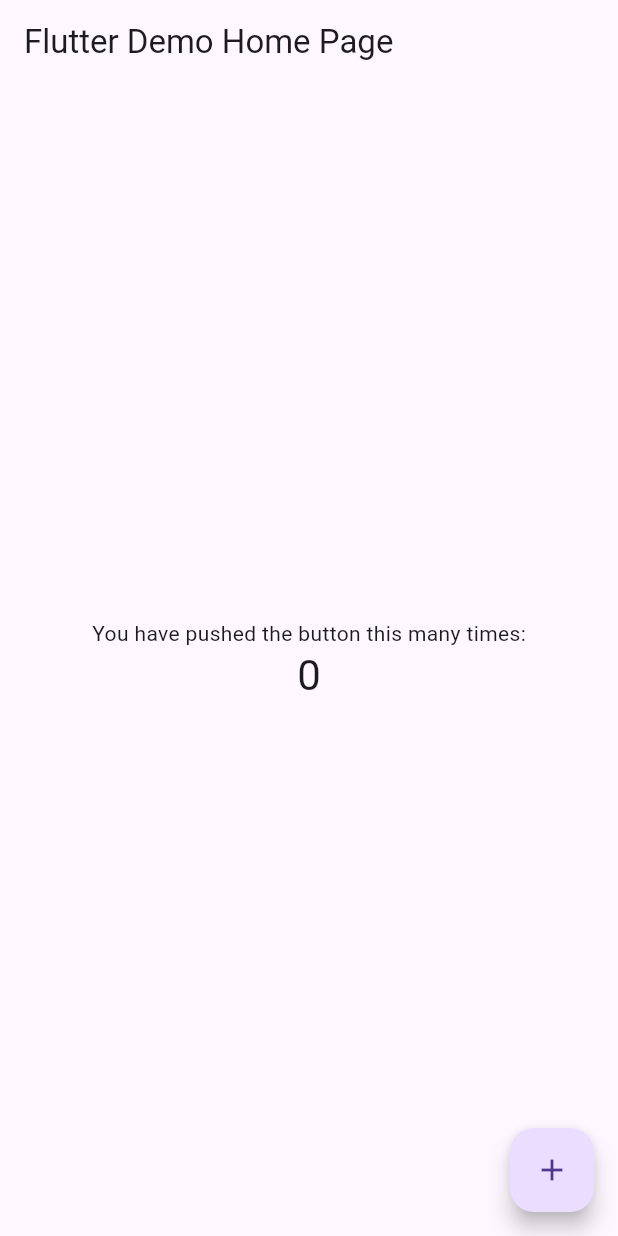
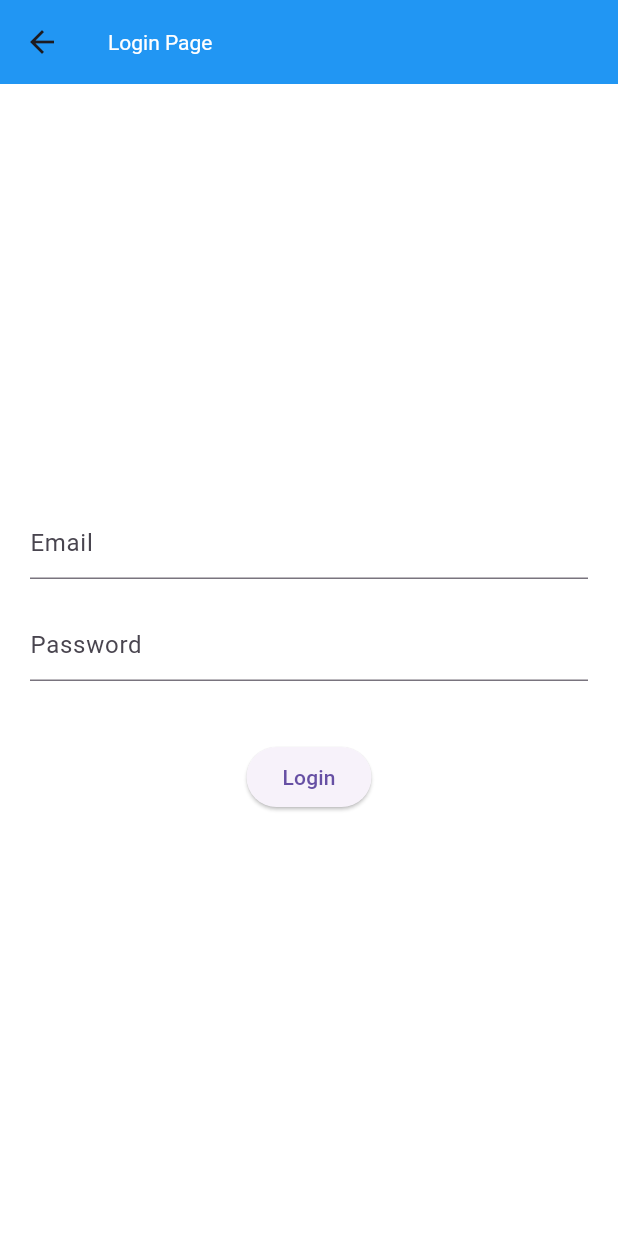
Before and after one commit to ajith0308/Ai-Bot, a Flutter app: the screen it shows after launch, on a phone screen of 412 x 824 dp. Run offline on Flutter 3.47's test engine with Material 3 defaults, Android fonts, the light colour scheme and no system bars; our stand-ins replace get.

Commit message:
login commit

```diff
--- /dev/null
+++ b/lib/login/const/apppath.dart
@@ -0,0 +1,3 @@
+class Routes {
+  static const login = '/login';
+}
--- /dev/null
+++ b/lib/login/loginbinding.dart
@@ -0,0 +1,9 @@
+import 'package:get/get.dart';
+import 'logincontroller.dart';
+
+class LoginBinding extends Bindings {
+  @override
+  void dependencies() {
+    Get.lazyPut<AuthController>(() => AuthController());
+  }
+}
--- /dev/null
+++ b/lib/login/logincontroller.dart
@@ -0,0 +1,21 @@
+import 'package:flutter/material.dart';
+import 'package:get/get.dart';
+
+class AuthController extends GetxController {
+  final RxBool isLoggedIn = false.obs;
+  final emailController = TextEditingController();
+  final passwordController = TextEditingController();
+
+  void login() async {
+    // Implement your authentication logic here (e.g., API call)
+    // Example:
+    if (emailController.text == 'test@example.com' &&
+        passwordController.text == 'password') {
+      isLoggedIn.value = true;
+      // Navigate to the home screen or another relevant page
+    } else {
+      // Show an error message
+      Get.snackbar('Error', 'Invalid credentials');
+    }
+  }
+}
--- /dev/null
+++ b/lib/login/loginview.dart
@@ -0,0 +1,38 @@
+import 'package:flutter/material.dart';
+import 'package:get/get.dart';
+import 'logincontroller.dart';
+class LoginPage extends StatelessWidget {
+  final authController = Get.put(AuthController());
+
+  @override
+  Widget build(BuildContext context) {
+    return Scaffold(
+      appBar: AppBar(
+        title: Text('Login Page'),
+      ),
+      body: Padding(
+        padding: const EdgeInsets.all(20.0),
+        child: Column(
+          mainAxisAlignment: MainAxisAlignment.center,
+          children: [
+            TextField(
+              controller: authController.emailController,
+              decoration: InputDecoration(hintText: 'Email'),
+            ),
+            SizedBox(height: 20),
+            TextField(
+              controller: authController.passwordController,
+              obscureText: true,
+              decoration: InputDecoration(hintText: 'Password'),
+            ),
+            SizedBox(height: 40),
+            ElevatedButton(
+              onPressed: authController.login,
+              child: Text('Login'),
+            ),
+          ],
+        ),
+      ),
+    );
+  }
+}
--- /dev/null
+++ b/lib/login/rute.dart
@@ -0,0 +1,19 @@
+import 'package:get/get.dart';
+import 'const/apppath.dart';
+import 'loginbinding.dart';
+import 'loginview.dart';
+
+class AppRoutes {
+  // Initial route
+  static const initialRoute = Routes.login;
+
+  // Named Routes
+  static const String login = '/login';
+  static const String home = '/home';
+
+  // GetPages for routing
+  static List<GetPage> getPages = [
+    GetPage(name: login, page: () => LoginPage(), binding: LoginBinding()),
+    // Add your home page route
+  ];
+}
--- a/lib/main.dart
+++ b/lib/main.dart
@@ -1,115 +1,29 @@
 import 'package:flutter/material.dart';
+import 'package:get/get.dart';
+
+import 'login/loginview.dart';
+import 'login/rute.dart';
 
 void main() {
-  runApp(const MyApp());
+  runApp(MyApp());
 }
 
 class MyApp extends StatelessWidget {
-  const MyApp({Key? key}) : super(key: key);
-
-  // This widget is the root of your application.
   @override
   Widget build(BuildContext context) {
-    return MaterialApp(
-      title: 'Flutter Demo',
-      theme: ThemeData(
-        // This is the theme of your application.
-        //
-        // Try running your application with "flutter run". You'll see the
-        // application has a blue toolbar. Then, without quitting the app, try
-        // changing the primarySwatch below to Colors.green and then invoke
-        // "hot reload" (press "r" in the console where you ran "flutter run",
-        // or simply save your changes to "hot reload" in a Flutter IDE).
-        // Notice that the counter didn't reset back to zero; the application
-        // is not restarted.
-        primarySwatch: Colors.blue,
-      ),
-      home: const MyHomePage(title: 'Flutter Demo Home Page'),
-    );
+    return GetMaterialApp(
+        title: 'Login with GetX',
+        theme: ThemeData(
+          brightness: Brightness.light, // Set the overall brightness
+          scaffoldBackgroundColor: Colors.white, // Background for scaffolds
+          appBarTheme: AppBarTheme(
+            backgroundColor: Colors.blue,
+            titleTextStyle: TextStyle(color: Colors.white),
+          ),
+        ),
+        initialRoute: AppRoutes.initialRoute,
+        getPages: AppRoutes.getPages,
+        home: LoginPage(),
+        debugShowCheckedModeBanner: false);
   }
 }
-
-class MyHomePage extends StatefulWidget {
-  const MyHomePage({Key? key, required this.title}) : super(key: key);
-
-  // This widget is the home page of your application. It is stateful, meaning
-  // that it has a State object (defined below) that contains fields that affect
-  // how it looks.
-
-  // This class is the configuration for the state. It holds the values (in this
-  // case the title) provided by the parent (in this case the App widget) and
-  // used by the build method of the State. Fields in a Widget subclass are
-  // always marked "final".
-
-  final String title;
-
-  @override
-  State<MyHomePage> createState() => _MyHomePageState();
-}
-
-class _MyHomePageState extends State<MyHomePage> {
-  int _counter = 0;
-
-  void _incrementCounter() {
-    setState(() {
-      // This call to setState tells the Flutter framework that something has
-      // changed in this State, which causes it to rerun the build method below
-      // so that the display can reflect the updated values. If we changed
-      // _counter without calling setState(), then the build method would not be
-      // called again, and so nothing would appear to happen.
-      _counter++;
-    });
-  }
-
-  @override
-  Widget build(BuildContext context) {
-    // This method is rerun every time setState is called, for instance as done
-    // by the _incrementCounter method above.
-    //
-    // The Flutter framework has been optimized to make rerunning build methods
-    // fast, so that you can just rebuild anything that needs updating rather
-    // than having to individually change instances of widgets.
-    return Scaffold(
-      appBar: AppBar(
-        // Here we take the value from the MyHomePage object that was created by
-        // the App.build method, and use it to set our appbar title.
-        title: Text(widget.title),
-      ),
-      body: Center(
-        // Center is a layout widget. It takes a single child and positions it
-        // in the middle of the parent.
-        child: Column(
-          // Column is also a layout widget. It takes a list of children and
-          // arranges them vertically. By default, it sizes itself to fit its
-          // children horizontally, and tries to be as tall as its parent.
-          //
-          // Invoke "debug painting" (press "p" in the console, choose the
-          // "Toggle Debug Paint" action from the Flutter Inspector in Android
-          // Studio, or the "Toggle Debug Paint" command in Visual Studio Code)
-          // to see the wireframe for each widget.
-          //
-          // Column has various properties to control how it sizes itself and
-          // how it positions its children. Here we use mainAxisAlignment to
-          // center the children vertically; the main axis here is the vertical
-          // axis because Columns are vertical (the cross axis would be
-          // horizontal).
-          mainAxisAlignment: MainAxisAlignment.center,
-          children: <Widget>[
-            const Text(
-              'You have pushed the button this many times:',
-            ),
-            Text(
-              '$_counter',
-              style: Theme.of(context).textTheme.headline4,
-            ),
-          ],
-        ),
-      ),
-      floatingActionButton: FloatingActionButton(
-        onPressed: _incrementCounter,
-        tooltip: 'Increment',
-        child: const Icon(Icons.add),
-      ), // This trailing comma makes auto-formatting nicer for build methods.
-    );
-  }
-}
--- a/pubspec.yaml
+++ b/pubspec.yaml
@@ -34,6 +34,7 @@
   # The following adds the Cupertino Icons font to your application.
   # Use with the CupertinoIcons class for iOS style icons.
   cupertino_icons: ^1.0.2
+  get: ^4.6.5
 
 dev_dependencies:
   flutter_test:
@@ -44,7 +45,7 @@
   # activated in the `analysis_options.yaml` file located at the root of your
   # package. See that file for information about deactivating specific lint
   # rules and activating additional ones.
-  flutter_lints: ^2.0.0
+  flutter_lints: ^3.0.1
 
 # For information on the generic Dart part of this file, see the
 # following page: https://dart.dev/tools/pub/pubspec
```
Also changed, not shown: pubspec.lock.
